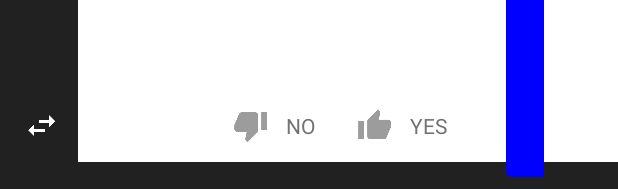
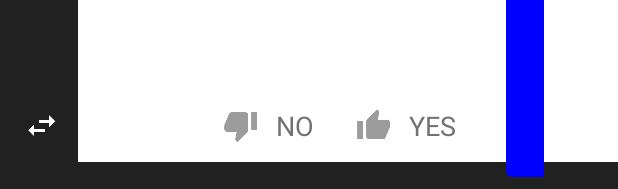
Before and after one commit to glennmiller36/Studiosity, an Android app: the layout fragment_quiz.xml on its own in the app's theme, with its tools: preview values and no code run, on a phone screen of 412 x 824 dp. Shown: the part 1044-1233 px from the top of the screen. Run offline under Robolectric (Android 15) with nearby library versions, the phone set to English and light mode, and no system bars.

Commit message:
style: Increase the font on the Quiz screen - question, answer and action buttons.

```diff
--- a/app/src/main/res/layout-land/button_thumb_down_grey.xml
+++ b/app/src/main/res/layout-land/button_thumb_down_grey.xml
@@ -19,6 +19,7 @@
         android:layout_height="wrap_content"
         android:textColor="@color/textColorSecondary"
         android:text="@string/incorrect"
-        android:textAllCaps="true"/>
+        android:textAllCaps="true"
+        android:textAppearance="?android:attr/textAppearanceMedium"/>
 
 </LinearLayout>
--- a/app/src/main/res/layout-land/button_thumb_up_grey.xml
+++ b/app/src/main/res/layout-land/button_thumb_up_grey.xml
@@ -19,6 +19,7 @@
         android:layout_height="wrap_content"
         android:textColor="@color/textColorSecondary"
         android:text="@string/correct"
-        android:textAllCaps="true"/>
+        android:textAllCaps="true"
+        android:textAppearance="?android:attr/textAppearanceMedium"/>
 
 </LinearLayout>
--- a/app/src/main/res/layout-port/button_thumb_down_grey.xml
+++ b/app/src/main/res/layout-port/button_thumb_down_grey.xml
@@ -20,6 +20,7 @@
         android:layout_height="wrap_content"
         android:textColor="@color/textColorSecondary"
         android:text="@string/no"
-        android:textAllCaps="true"/>
+        android:textAllCaps="true"
+        android:textAppearance="?android:attr/textAppearanceMedium"/>
 
 </LinearLayout>
--- a/app/src/main/res/layout-port/button_thumb_up_grey.xml
+++ b/app/src/main/res/layout-port/button_thumb_up_grey.xml
@@ -20,6 +20,7 @@
         android:layout_height="wrap_content"
         android:textColor="@color/textColorSecondary"
         android:text="@string/yes"
-        android:textAllCaps="true"/>
+        android:textAllCaps="true"
+        android:textAppearance="?android:attr/textAppearanceMedium"/>
 
 </LinearLayout>
--- a/app/src/main/res/layout-sw600dp-port/button_thumb_down_grey.xml
+++ b/app/src/main/res/layout-sw600dp-port/button_thumb_down_grey.xml
@@ -19,6 +19,7 @@
         android:layout_height="wrap_content"
         android:textColor="@color/textColorSecondary"
         android:text="@string/incorrect"
-        android:textAllCaps="true"/>
+        android:textAllCaps="true"
+        android:textAppearance="?android:attr/textAppearanceMedium"/>
 
 </LinearLayout>
--- a/app/src/main/res/layout-sw600dp-port/button_thumb_up_grey.xml
+++ b/app/src/main/res/layout-sw600dp-port/button_thumb_up_grey.xml
@@ -19,6 +19,7 @@
         android:layout_height="wrap_content"
         android:textColor="@color/textColorSecondary"
         android:text="@string/correct"
-        android:textAllCaps="true"/>
+        android:textAllCaps="true"
+        android:textAppearance="?android:attr/textAppearanceMedium"/>
 
 </LinearLayout>
--- a/app/src/main/res/layout/fragment_quiz.xml
+++ b/app/src/main/res/layout/fragment_quiz.xml
@@ -80,7 +80,7 @@
                             android:layout_width="match_parent"
                             android:layout_height="match_parent"
                             android:gravity="center"
-                            android:textAppearance="?android:attr/textAppearanceMedium"
+                            android:textAppearance="?android:attr/textAppearanceLarge"
                             android:textColor="@color/textColorPrimary" />
                     </ScrollView>
 
@@ -199,7 +199,7 @@
                             android:layout_width="match_parent"
                             android:layout_height="match_parent"
                             android:gravity="center"
-                            android:textAppearance="?android:attr/textAppearanceMedium"
+                            android:textAppearance="?android:attr/textAppearanceLarge"
                             android:textColor="@android:color/white" />
                     </ScrollView>
 
```
